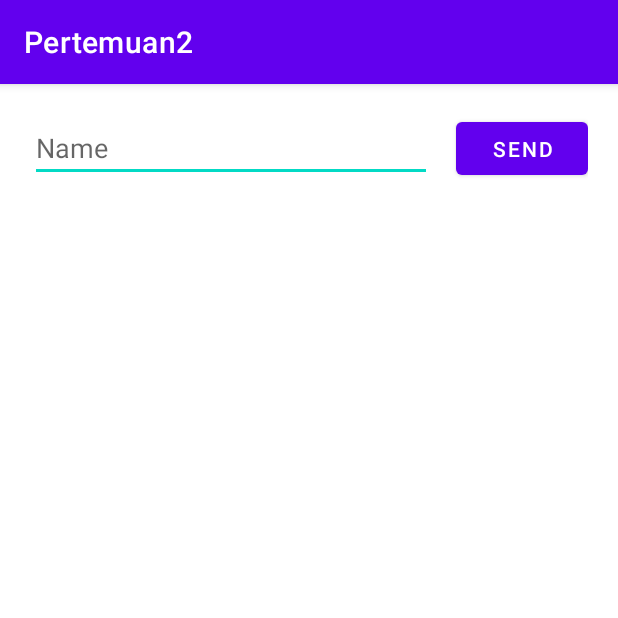
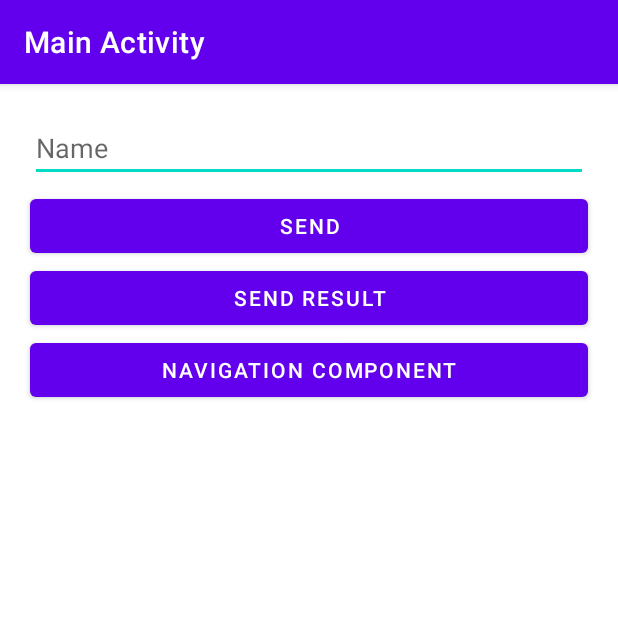
Before and after one commit to Egi10/StudyAndroid, an Android app: the screen it shows after launch (MainActivity), on a phone screen of 412 x 824 dp, the top half of it. Run offline under Robolectric (Android 15) with nearby library versions, the phone set to English and light mode, and no system bars.

Commit message:
activity, fragment, dan navigasi

```diff
--- a/app/build.gradle
+++ b/app/build.gradle
@@ -46,10 +46,16 @@ dependencies {
     implementation 'com.google.android.material:material:1.3.0'
     implementation 'androidx.constraintlayout:constraintlayout:2.0.4'
     implementation 'androidx.lifecycle:lifecycle-extensions:2.2.0'
+    implementation 'androidx.legacy:legacy-support-v4:1.0.0'
     testImplementation 'junit:junit:4.+'
     androidTestImplementation 'androidx.test.ext:junit:1.1.2'
     androidTestImplementation 'androidx.test.espresso:espresso-core:3.3.0'
 
     implementation "androidx.fragment:fragment-ktx:1.3.5"
 
+    def nav_version = "2.3.5"
+    // Kotlin
+    implementation "androidx.navigation:navigation-fragment-ktx:$nav_version"
+    implementation "androidx.navigation:navigation-ui-ktx:$nav_version"
+
 }
--- a/app/src/main/AndroidManifest.xml
+++ b/app/src/main/AndroidManifest.xml
@@ -9,7 +9,9 @@
         android:roundIcon="@mipmap/ic_launcher_round"
         android:supportsRtl="true"
         android:theme="@style/Theme.Pertemuan2">
-        <activity android:name="com.example.studyandroid.MainActivity">
+        <activity android:name=".NavigationComponentActivity"></activity>
+        <activity android:name=".DetailsActivity" />
+        <activity android:name=".MainActivity">
             <intent-filter>
                 <action android:name="android.intent.action.MAIN" />
 
--- a/app/src/main/java/com/example/studyandroid/MainActivity.kt
+++ b/app/src/main/java/com/example/studyandroid/MainActivity.kt
@@ -1,38 +1,76 @@
 package com.example.studyandroid
 
+import android.content.Intent
 import android.os.Bundle
+import android.widget.Toast
+import androidx.activity.result.contract.ActivityResultContracts
 import androidx.activity.viewModels
 import androidx.appcompat.app.AppCompatActivity
 import androidx.databinding.DataBindingUtil
 import com.example.studyandroid.databinding.ActivityMainBinding
 
 class MainActivity : AppCompatActivity() {
-//    private lateinit var binding: ActivityMainBinding
+    private lateinit var binding: ActivityMainBinding
     private val viewModel by viewModels<MainViewModel>()
 
     override fun onCreate(savedInstanceState: Bundle?) {
         super.onCreate(savedInstanceState)
-        val binding = DataBindingUtil.setContentView<ActivityMainBinding>(this, R.layout.activity_main)
+        binding = ActivityMainBinding.inflate(layoutInflater)
+        val view = binding.root
+        setContentView(view)
 
-        binding.viewmodel = viewModel
-        binding.lifecycleOwner = this
+        /**
+         * Mengubah Title
+         */
+        title = "Main Activity"
 
-//        binding = ActivityMainBinding.inflate(layoutInflater)
-//        val view = binding.root
-//        setContentView(view)
+        binding.btnSend.setOnClickListener {
+            val message = binding.etName.text.toString()
 
-//        val etName = findViewById<TextInputEditText>(R.id.et_name)
-//        val btnSend = findViewById<MaterialButton>(R.id.btn_send)
-//        val tvName = findViewById<MaterialTextView>(R.id.tv_name)
+            if (message.isNotEmpty()) {
+                val intent = Intent(this, DetailsActivity::class.java)
+                intent.putExtra(DetailsActivity.MESSAGE, message)
+                startActivity(intent)
+            } else {
+                Toast.makeText(this, "Message Tidak Boleh Kosong", Toast.LENGTH_SHORT).show()
+            }
+        }
 
-//        binding.btnSend.setOnClickListener {
-//            viewModel._name.value = binding.etName.text.toString()
-//
-//            viewModel.name.observe(this, {
-//                binding.tvName.text = it
-//            })
-//        }
-//
-//        viewMsd
+        binding.btnSendResult.setOnClickListener {
+            val message = binding.etName.text.toString()
+
+            if (message.isNotEmpty()) {
+                val intent = Intent(this, DetailsActivity::class.java)
+                intent.putExtra(DetailsActivity.MESSAGE, message)
+                result.launch(intent)
+            } else {
+                Toast.makeText(this, "Message Tidak Boleh Kosong", Toast.LENGTH_SHORT).show()
+            }
+        }
+
+        binding.btnNavigationComponent.setOnClickListener {
+            val intent = Intent(this, NavigationComponentActivity::class.java)
+            startActivity(intent)
+        }
+
+        viewModel.name.observe(this, {
+            binding.tvName.text = it
+        })
+    }
+
+    private val result =
+        registerForActivityResult(ActivityResultContracts.StartActivityForResult()) {
+            when(it.resultCode) {
+                DetailsActivity.RESULT -> {
+                    val data = it.data
+                    val message = data?.getStringExtra(MESSAGE)
+
+                    binding.tvName.text = message
+                }
+            }
+        }
+
+    companion object {
+        const val MESSAGE = "message"
     }
 }
--- a/app/src/main/res/layout/activity_main.xml
+++ b/app/src/main/res/layout/activity_main.xml
@@ -1,51 +1,70 @@
 <?xml version="1.0" encoding="utf-8"?>
-<layout xmlns:android="http://schemas.android.com/apk/res/android"
+<androidx.constraintlayout.widget.ConstraintLayout xmlns:android="http://schemas.android.com/apk/res/android"
     xmlns:app="http://schemas.android.com/apk/res-auto"
-    xmlns:tools="http://schemas.android.com/tools">
-
-    <data>
-        <variable
-            name="viewmodel"
-            type="com.example.studyandroid.MainViewModel" />
-    </data>
-
-    <androidx.constraintlayout.widget.ConstraintLayout
+    xmlns:tools="http://schemas.android.com/tools"
     android:layout_width="match_parent"
     android:layout_height="match_parent"
-        android:layout_margin="20dp"
     tools:context=".MainActivity">
 
     <com.google.android.material.textfield.TextInputEditText
         android:id="@+id/et_name"
         android:layout_width="0dp"
         android:layout_height="wrap_content"
+        android:layout_margin="20dp"
         android:layout_marginEnd="16dp"
         android:layout_marginRight="16dp"
         android:hint="@string/name"
-            android:text="@={viewmodel._name}"
-            app:layout_constraintEnd_toStartOf="@id/btn_send"
+        app:layout_constraintEnd_toEndOf="parent"
         app:layout_constraintStart_toStartOf="parent"
         app:layout_constraintTop_toTopOf="parent" />
 
     <com.google.android.material.button.MaterialButton
         android:id="@+id/btn_send"
-            android:layout_width="wrap_content"
+        android:layout_width="0dp"
         android:layout_height="wrap_content"
+        android:layout_marginTop="5dp"
+        android:layout_marginEnd="20dp"
+        android:layout_marginStart="20dp"
+        android:layout_marginRight="20dp"
         android:text="@string/send"
-            app:layout_constraintBottom_toBottomOf="@id/et_name"
+        app:layout_constraintStart_toStartOf="parent"
         app:layout_constraintEnd_toEndOf="parent"
-            app:layout_constraintTop_toTopOf="@id/et_name" />
+        app:layout_constraintTop_toBottomOf="@id/et_name"/>
+
+    <com.google.android.material.button.MaterialButton
+        android:id="@+id/btn_send_result"
+        android:layout_width="0dp"
+        android:layout_height="wrap_content"
+        android:layout_marginEnd="20dp"
+        android:layout_marginStart="20dp"
+        android:layout_marginRight="20dp"
+        android:text="@string/send_result"
+        app:layout_constraintStart_toStartOf="parent"
+        app:layout_constraintEnd_toEndOf="parent"
+        app:layout_constraintTop_toBottomOf="@id/btn_send"/>
+
+    <com.google.android.material.button.MaterialButton
+        android:id="@+id/btn_navigation_component"
+        android:layout_width="0dp"
+        android:layout_height="wrap_content"
+        android:layout_marginEnd="20dp"
+        android:layout_marginStart="20dp"
+        android:layout_marginRight="20dp"
+        android:text="@string/navigation_component"
+        app:layout_constraintStart_toStartOf="parent"
+        app:layout_constraintEnd_toEndOf="parent"
+        app:layout_constraintTop_toBottomOf="@id/btn_send_result"/>
 
     <com.google.android.material.textview.MaterialTextView
         android:id="@+id/tv_name"
         android:layout_width="wrap_content"
         android:layout_height="wrap_content"
         android:layout_marginTop="15dp"
-            android:text="@{viewmodel.name}"
+        android:textSize="20dp"
+        app:layout_constraintBottom_toBottomOf="parent"
         app:layout_constraintEnd_toEndOf="parent"
         app:layout_constraintStart_toStartOf="parent"
-            app:layout_constraintTop_toBottomOf="@id/et_name"
+        app:layout_constraintTop_toBottomOf="@id/btn_navigation_component"
         tools:text="@tools:sample/lorem" />
 
 </androidx.constraintlayout.widget.ConstraintLayout>
-</layout>
--- a/app/src/main/res/values/strings.xml
+++ b/app/src/main/res/values/strings.xml
@@ -2,4 +2,8 @@
     <string name="app_name">Pertemuan2</string>
     <string name="name">Name</string>
     <string name="send">Send</string>
+    <string name="send_result">Send Result</string>
+    <string name="navigation_component">Navigation Component</string>
+    <!-- TODO: Remove or change this placeholder text -->
+    <string name="hello_blank_fragment">Hello blank fragment</string>
 </resources>
```
Also changed, not shown: app/src/main/java/com/example/studyandroid/DetailsActivity.kt (added, +45 -0 lines), app/src/main/java/com/example/studyandroid/NavigationComponentActivity.kt (added, +20 -0 lines), app/src/main/java/com/example/studyandroid/fragment/DetailsFragment.kt (added, +19 -0 lines), app/src/main/java/com/example/studyandroid/fragment/HomeFragment.kt (added, +48 -0 lines), app/src/main/java/com/example/studyandroid/fragment/ProfileFragment.kt (added, +47 -0 lines), app/src/main/res/layout/activity_details.xml (added, +20 -0 lines), app/src/main/res/layout/activity_navigation_component.xml (added, +22 -0 lines), app/src/main/res/layout/fragment_details.xml (added, +14 -0 lines), app/src/main/res/layout/fragment_home.xml (added, +32 -0 lines), app/src/main/res/layout/fragment_profile.xml (added, +33 -0 lines), app/src/main/res/navigation/nav_navigation_component.xml (added, +38 -0 lines). Lines whose indentation alone changed are shown as unchanged.
